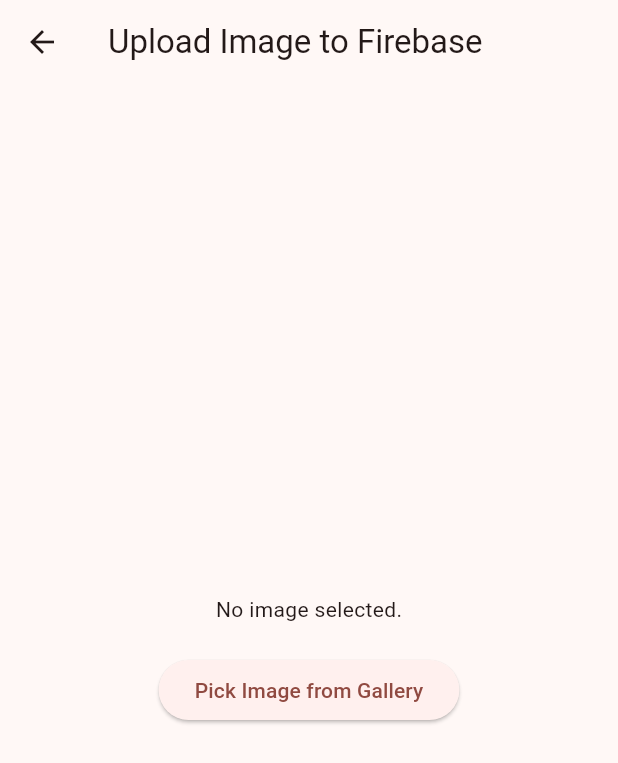
After one commit to Sachinpandit2809/firebase_tutorials__taj, a Flutter app: the NewUploadImage screen opened directly, on a phone screen of 412 x 824 dp. The commit adds this screen. Shown: the top 763 px of the screen. Run offline on Flutter 3.47's test engine with Material 3 defaults, Android fonts, the phone set to English and light mode, and no system bars; our stand-ins replace cloud_firestore, firebase_auth, firebase_core, firebase_database, firebase_storage, fluttertoast and 2 more; missing offline and left inert: dart:ffi; accounts and stored records are empty.

Commit message:
image Uploaded

```diff
--- a/lib/screens/auth/otp_screen.dart
+++ b/lib/screens/auth/otp_screen.dart
@@ -37,7 +37,7 @@ class _OtpScreenState extends State<OtpScreen> {
             child: TextFormField(
               controller: otpController,
               keyboardType: TextInputType.number,
-              decoration: InputDecoration(hintText: "+91 111 2222 333"),
+              decoration: InputDecoration(hintText: "000000"),
             ),
           ),
           SizedBox(
--- /dev/null
+++ b/lib/screens/upload_image/new_upload_image.dart
@@ -0,0 +1,128 @@
+import 'dart:io';
+import 'dart:typed_data';
+
+import 'package:cloud_firestore/cloud_firestore.dart';
+import 'package:firebase_database/firebase_database.dart';
+import 'package:firebase_storage/firebase_storage.dart';
+import 'package:flutter/material.dart';
+import 'package:helloworld/utils/utils.dart';
+import 'package:helloworld/widgets/round_button.dart';
+import 'package:image_picker/image_picker.dart';
+
+class NewUploadImage extends StatefulWidget {
+  const NewUploadImage({super.key});
+
+  @override
+  State<NewUploadImage> createState() => _NewUploadImageState();
+}
+
+class _NewUploadImageState extends State<NewUploadImage> {
+//   File? image;
+//   final picker = ImagePicker();
+
+//   Future<void> newGetgalleryImage() async {
+//     final pickPhoto = await picker.pickImage(source: ImageSource.gallery);
+//     setState(() {
+//       if (pickPhoto != null) {
+//         image = File(pickPhoto.path);
+//       } else {
+//         Utils().toastErrorMessage("no image picked");
+//       }
+//     });
+//   }
+
+// ////copied
+//   ///
+
+//   @override
+//   Widget build(BuildContext context) {
+//     return Scaffold(
+//       appBar: AppBar(
+//         backgroundColor: Colors.amber,
+//         title: Text("imageUpload "),
+//       ),
+//       body: Column(
+//         children: [
+//           InkWell(
+//             onTap: () {
+//               newGetgalleryImage();
+//             },
+//             child: Container(
+//               decoration:
+//                   BoxDecoration(border: Border.all(color: Colors.black)),
+//               height: 200,
+//               width: 200,
+//               child: image != null
+//                   ? Image.file(image!.absolute)
+//                   : Center(child: Icon(Icons.photo)),
+//             ),
+//           ),
+//           RoundButton(title: "upload", ontap: (){
+
+//           })
+//         ],
+//       ),
+//     );
+//   }
+// }
+
+  final ImagePicker _picker = ImagePicker();
+  XFile? _image;
+
+  Future<void> _pickImage() async {
+    final XFile? image = await _picker.pickImage(source: ImageSource.gallery);
+    if (image != null) {
+      setState(() {
+        _image = image;
+      });
+      _uploadImageToFirebase(image);
+    }
+  }
+
+  Future<void> _uploadImageToFirebase(XFile image) async {
+    try {
+      // Upload image to Firebase Storage
+      String fileName = DateTime.now().millisecondsSinceEpoch.toString();
+      Reference storageRef =
+          FirebaseStorage.instance.ref().child('images/$fileName');
+      UploadTask uploadTask = storageRef.putFile(File(image.path));
+      TaskSnapshot taskSnapshot = await uploadTask.whenComplete(() => null);
+      String downloadURL = await taskSnapshot.ref.getDownloadURL();
+
+      // Save image URL to Firebase Database
+      DatabaseReference databaseRef =
+          FirebaseDatabase.instance.ref().child('images');
+      await databaseRef.push().set({'url': downloadURL});
+
+      ScaffoldMessenger.of(context).showSnackBar(
+          SnackBar(content: Text('Image uploaded successfully!')));
+    } catch (e) {
+      ScaffoldMessenger.of(context)
+          .showSnackBar(SnackBar(content: Text('Failed to upload image: $e')));
+    }
+  }
+
+  @override
+  Widget build(BuildContext context) {
+    return Scaffold(
+      appBar: AppBar(
+        title: Text('Upload Image to Firebase'),
+      ),
+      body: Center(
+        child: Column(
+          mainAxisAlignment: MainAxisAlignment.center,
+          children: [
+            _image != null
+                ? Image.file(File(_image!.path))
+                : Text('No image selected.'),
+            SizedBox(height: 20),
+            ElevatedButton(
+              onPressed: _pickImage,
+              child: Text('Pick Image from Gallery'),
+            ),
+          ],
+        ),
+      ),
+    );
+  }
+}
--- a/pubspec.yaml
+++ b/pubspec.yaml
@@ -37,6 +37,7 @@ dependencies:
   flutter:
     sdk: flutter
   fluttertoast: ^8.2.6
+  image_picker: ^1.1.2
 
 dev_dependencies:
   flutter_lints: ^3.0.0
```
Also changed, not shown: lib/firebase_services/splash_services.dart (+5 -3 lines), lib/screens/auth/login_screen.dart (+6 -2 lines), lib/screens/firestore/firestore_screen.dart (+55 -1 lines), lib/screens/upload_image/upload_image.dart (added, +200 -0 lines), pubspec.lock, 6 other files.
